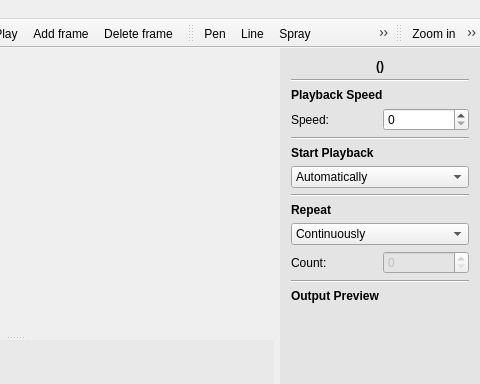
Blinkinlabs/PatternPaint, file src/app/gui/mainwindow.ui: the form before one commit; both pictures show x 400 to 880 and y 0 to 384 of the 880 by 532 pixel window.
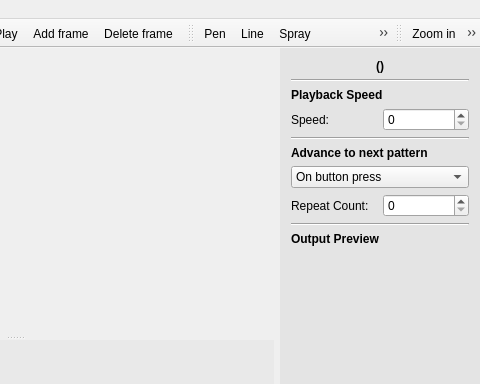
The form after the commit. Icons and pictures are not drawn. Custom widgets are drawn as their Qt base class.

Commit message: BlinkyTape: Advance to next pattern automatically

```diff
--- a/src/app/gui/mainwindow.ui
+++ b/src/app/gui/mainwindow.ui
@@ -399,35 +399,6 @@
          </property>
         </widget>
        </item>
-       <item>
-        <widget class="QLabel" name="label_2">
-         <property name="font">
-          <font>
-           <weight>75</weight>
-           <bold>true</bold>
-          </font>
-         </property>
-         <property name="text">
-          <string>Start Playback</string>
-         </property>
-        </widget>
-       </item>
-       <item>
-        <widget class="QComboBox" name="comboBox">
-         <item>
-          <property name="text">
-           <string>Automatically</string>
-          </property>
-         </item>
-        </widget>
-       </item>
-       <item>
-        <widget class="Line" name="line_2">
-         <property name="orientation">
-          <enum>Qt::Horizontal</enum>
-         </property>
-        </widget>
-       </item>
        <item>
         <widget class="QLabel" name="label_3">
          <property name="font">
@@ -437,7 +408,7 @@
           </font>
          </property>
          <property name="text">
-          <string>Repeat</string>
+          <string>Advance to next pattern</string>
          </property>
         </widget>
        </item>
@@ -445,7 +416,12 @@
         <widget class="QComboBox" name="comboBox_2">
          <item>
           <property name="text">
-           <string>Continuously</string>
+           <string>On button press</string>
+          </property>
+         </item>
+         <item>
+          <property name="text">
+           <string>After repeating n times</string>
           </property>
          </item>
         </widget>
@@ -474,14 +450,14 @@
           <item row="0" column="0">
            <widget class="QLabel" name="label_4">
             <property name="text">
-             <string>Count:</string>
+             <string>Repeat Count:</string>
             </property>
            </widget>
           </item>
           <item row="0" column="1">
            <widget class="QSpinBox" name="spinBox">
             <property name="enabled">
-             <bool>false</bool>
+             <bool>true</bool>
             </property>
            </widget>
           </item>
```
Left out of the diff: 10 changed lines with no effect on the pictures. The commit also changes 19 other files.
